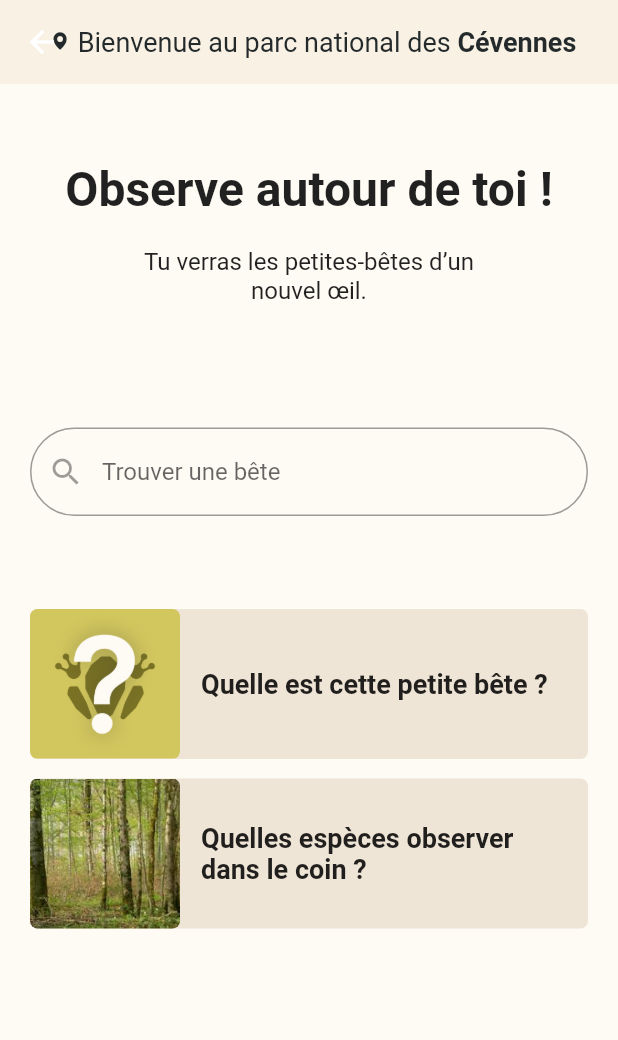
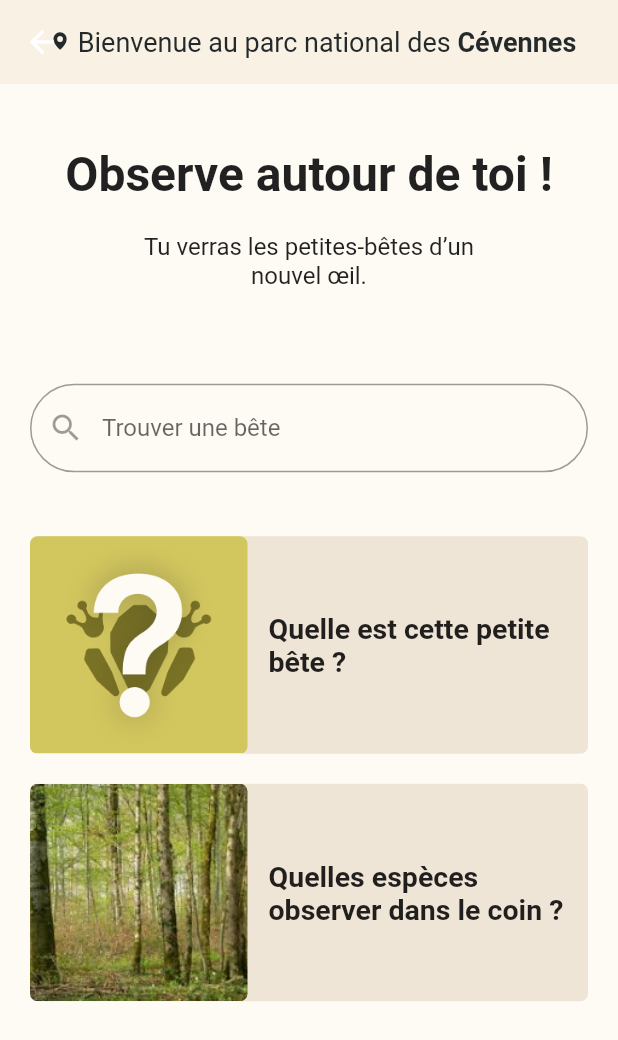
Before and after one commit to MaxLepan/projet_B3, a Flutter app: the SearchView screen opened by its route, on a phone screen of 412 x 824 dp. Shown: the top 1040 px of the screen. Run offline on Flutter 3.47's test engine with Material 2 defaults, Android fonts, the phone set to English and light mode, and no system bars; our stand-ins replace cloud_firestore, firebase_core, firebase_storage, flutter_map, geolocator, image_picker and 2 more; missing offline and left inert: dart:ffi, flutter_map_location_marker, graph_collection; accounts and stored records are empty.

Commit message:
FIX [Basic Search] Changed question card size

```diff
--- a/lib/Search/search_view.dart
+++ b/lib/Search/search_view.dart
@@ -123,7 +123,7 @@ class SearchViewState extends State<SearchView> {
                   QuestionCard(
                       question: "Quelle est cette petite bête ?",
                       imagePath: "assets/images/search_view_frog.png"),
-                  SizedBox(height: 13),
+                  SizedBox(height: 20),
                   QuestionCard(question: "Quelles espèces observer dans le coin ?", imagePath: 'assets/images/search_view_forest.png'),
                 ],
               ),
--- a/lib/Search/search_view_block_question_card.dart
+++ b/lib/Search/search_view_block_question_card.dart
@@ -10,7 +10,10 @@ class QuestionCard extends StatelessWidget {
 
   @override
   Widget build(BuildContext context) {
+    const double size = 145;
+
     return Container(
+      height: size,
       decoration: const BoxDecoration(
         color: beige_03,
         shape: BoxShape.rectangle,
@@ -19,8 +22,8 @@ class QuestionCard extends StatelessWidget {
       child: Row(
         children: [
           SizedBox(
-            width: 100,
-            height: 100,
+            width: size,
+            height: size,
             child: ClipRRect(
                 borderRadius: BorderRadius.circular(5),
                 child: Image(
@@ -33,7 +36,7 @@ class QuestionCard extends StatelessWidget {
             child: Text(
               question,
               style: const TextStyle(
-                fontSize: 18,
+                fontSize: 19,
                 fontWeight: FontWeight.bold,
               ),
             ),
```
